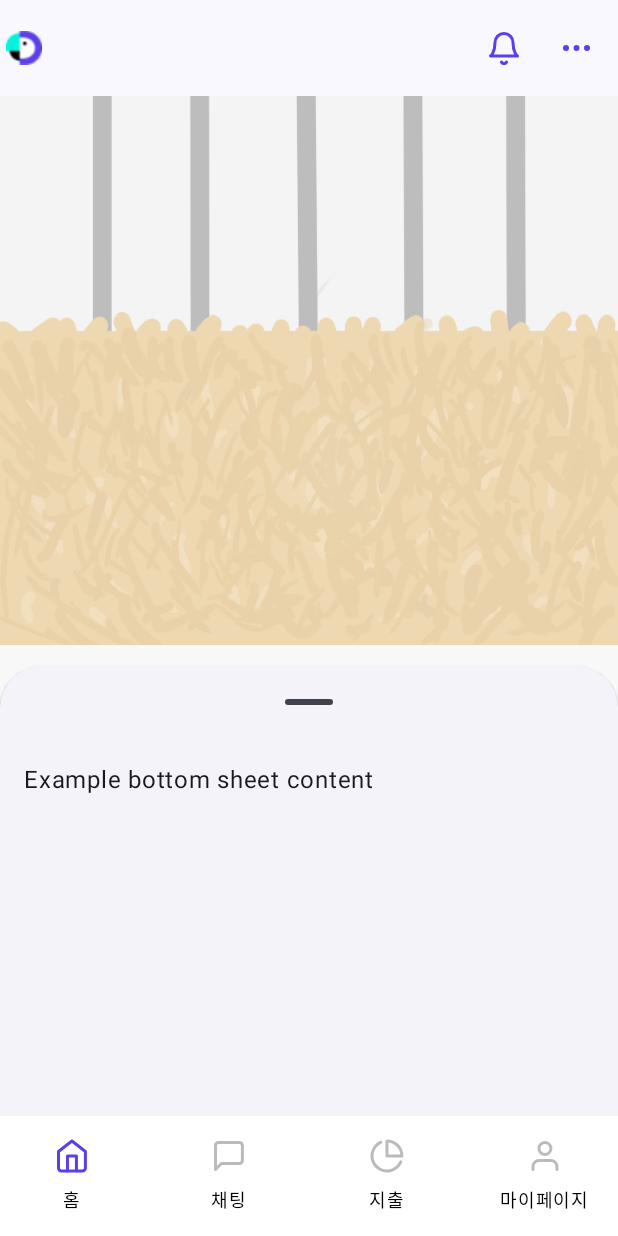
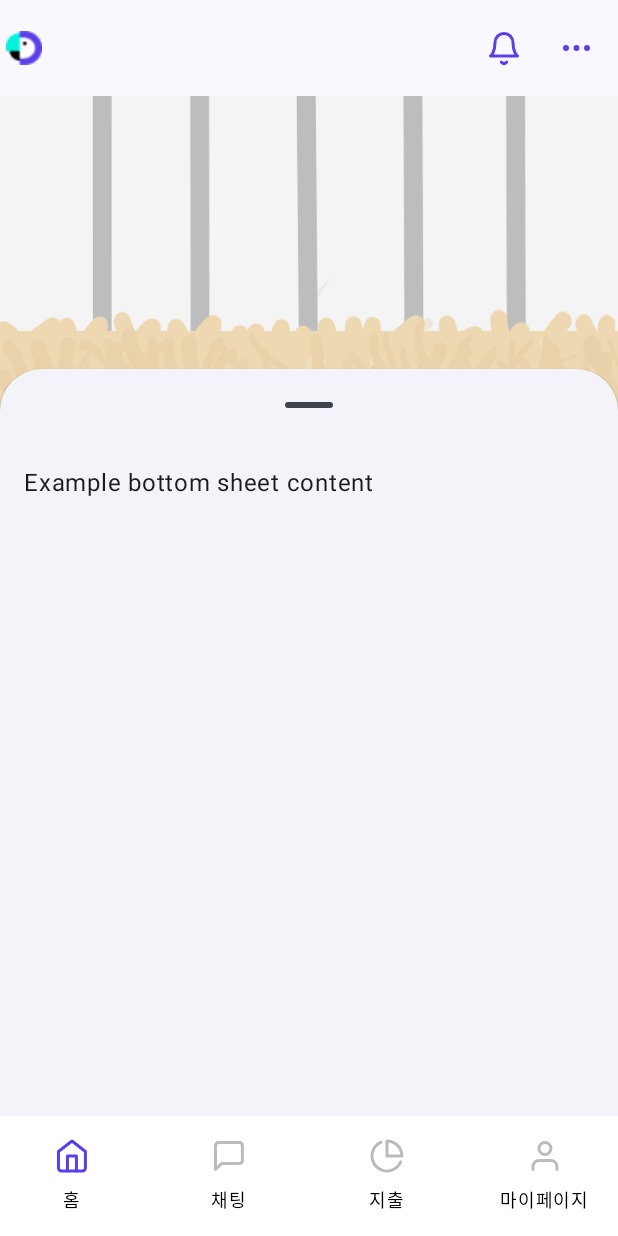
Before and after one commit to dongwonyang/yeongkkuel-compose, an Android app built with Jetpack Compose: the screen it shows after launch (MainActivity), on a phone screen of 412 x 824 dp. Run offline under Robolectric (Android 15) with nearby library versions, the phone set to English and light mode, and no system bars.

Commit message:
home bottomSheet 동적 크기 변경 로직 추가

```diff
--- a/presentation/src/main/java/project/compose/presentation/screen/home/HomeView.kt
+++ b/presentation/src/main/java/project/compose/presentation/screen/home/HomeView.kt
@@ -13,8 +13,15 @@ import androidx.compose.material3.Text
 import androidx.compose.material3.rememberBottomSheetScaffoldState
 import androidx.compose.material3.rememberStandardBottomSheetState
 import androidx.compose.runtime.Composable
+import androidx.compose.runtime.getValue
+import androidx.compose.runtime.mutableStateOf
+import androidx.compose.runtime.remember
+import androidx.compose.runtime.setValue
 import androidx.compose.ui.Modifier
 import androidx.compose.ui.input.nestedscroll.nestedScroll
+import androidx.compose.ui.layout.onGloballyPositioned
+import androidx.compose.ui.platform.LocalConfiguration
+import androidx.compose.ui.platform.LocalDensity
 import androidx.compose.ui.res.colorResource
 import androidx.compose.ui.res.painterResource
 import androidx.compose.ui.tooling.preview.Preview
@@ -26,6 +33,8 @@ import project.compose.presentation.R
 @OptIn(ExperimentalMaterial3Api::class)
 @Composable
 fun HomeView(navController: NavController) {
+
+    // get bottomSheetState
     val bottomSheetState = rememberStandardBottomSheetState(
         initialValue = SheetValue.PartiallyExpanded,
         skipHiddenState = true,
@@ -34,14 +43,24 @@ fun HomeView(navController: NavController) {
 
     val scaffoldState = rememberBottomSheetScaffoldState(bottomSheetState = bottomSheetState)
 
+    // get bottomSheetPeekHeight
+    val configuration = LocalConfiguration.current
+    val density = LocalDensity.current
+    val screenHeight = configuration.screenHeightDp.dp
+    var imageHeight by remember { mutableStateOf(0.dp) }
+
+    val sheetPeekHeight = screenHeight - imageHeight + 40.dp
+
     BottomSheetScaffold(
         sheetContent = {
-            Column(modifier = Modifier.padding(16.dp).fillMaxSize()) {
+            Column(modifier = Modifier
+                .padding(16.dp)
+                .fillMaxSize()) {
                 Text("Example bottom sheet content")
             }
         },
         scaffoldState = scaffoldState,
-        sheetPeekHeight = 300.dp,
+        sheetPeekHeight = sheetPeekHeight,
         containerColor = colorResource(R.color.black0),
         sheetSwipeEnabled = true,
         modifier = Modifier.fillMaxSize()
@@ -50,7 +69,11 @@ fun HomeView(navController: NavController) {
             Image(
                 painter = painterResource(R.drawable.img_home_bg),
                 contentDescription = "home_background",
-                modifier = Modifier.fillMaxWidth()
+                modifier = Modifier
+                    .fillMaxWidth()
+                    .onGloballyPositioned { coordinates ->
+                    imageHeight = with(density) { coordinates.size.height.toDp() }
+                }
             )
         }
     }
--- /dev/null
+++ b/presentation/src/main/java/project/compose/presentation/utils/BottomSheetUtil.kt
@@ -0,0 +1,5 @@
+package project.compose.presentation.utils
+
+import androidx.compose.ui.unit.dp
+
+val homeBottomSheetPeekHeight = 300.dp
```
